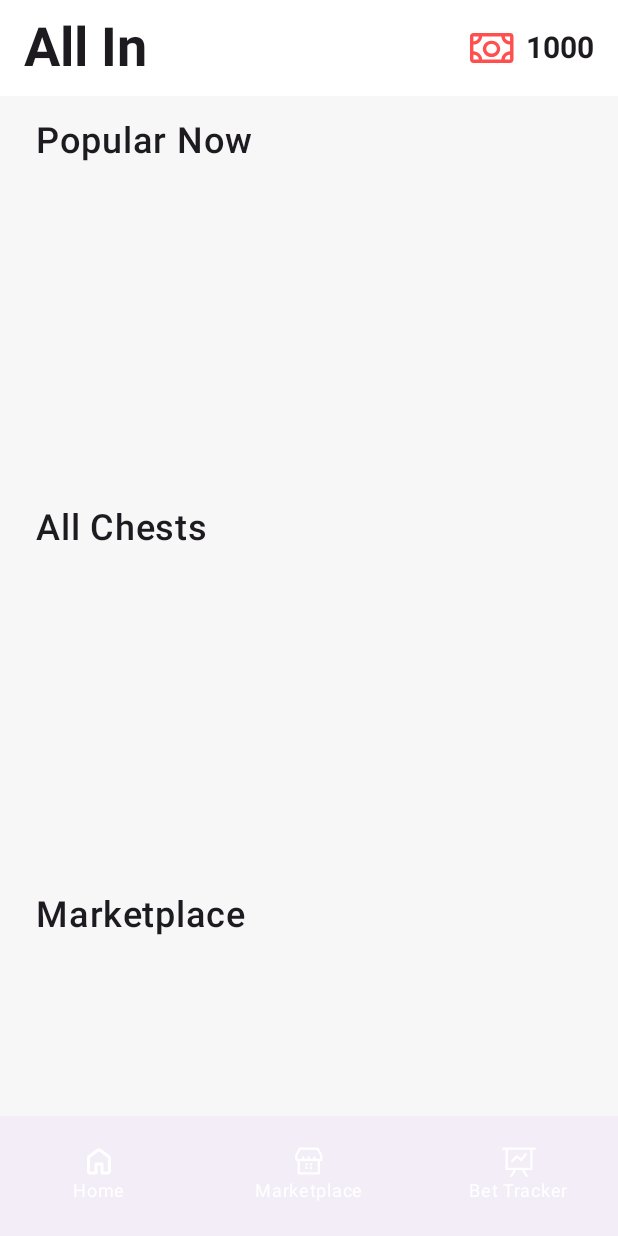
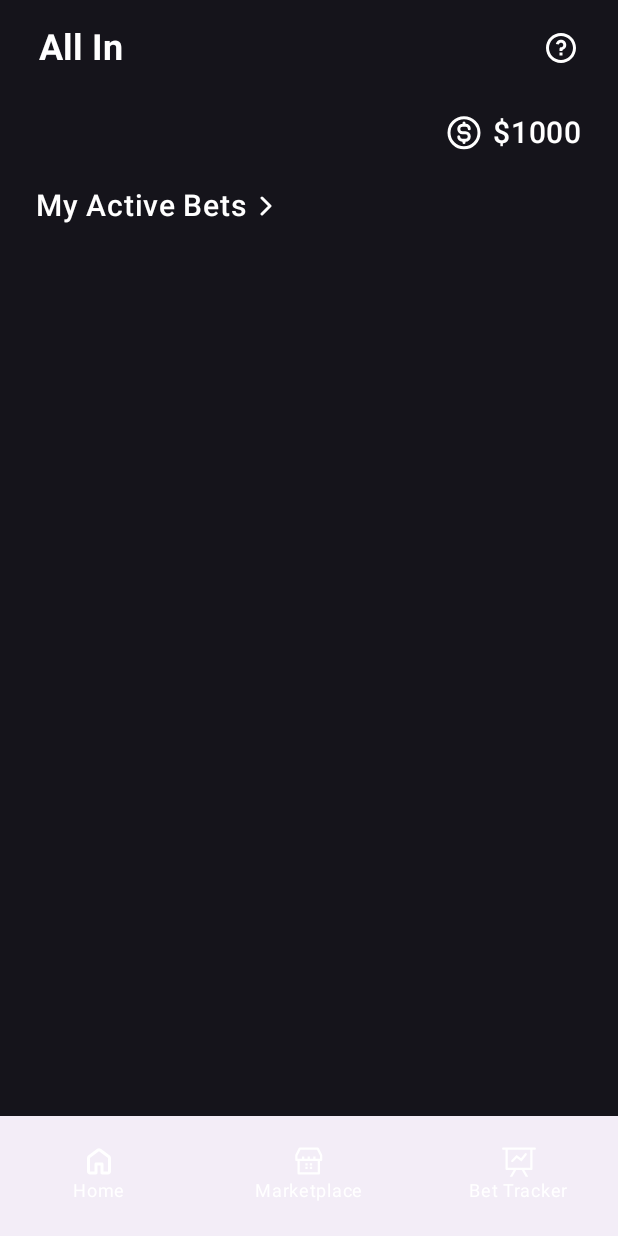
Before and after one commit to cuappdev/all-in-android, an Android app built with Jetpack Compose: the HomeScreen screen opened through its navigation route, on a phone screen of 412 x 824 dp. Run offline under Robolectric (Android 15) with nearby library versions, the phone set to English and light mode, and no system bars; our stand-ins replace Dagger/Hilt's generated code; network calls fail.

Commit message:
save work on home screen

```diff
--- a/app/src/main/java/com/appdev/all_in_android/ui/screens/HomeScreen.kt
+++ b/app/src/main/java/com/appdev/all_in_android/ui/screens/HomeScreen.kt
@@ -1,213 +1,192 @@
 package com.appdev.all_in_android.ui.screens
 
-import androidx.compose.foundation.background
+import androidx.compose.foundation.clickable
 import androidx.compose.foundation.layout.Arrangement
 import androidx.compose.foundation.layout.Column
-import androidx.compose.foundation.layout.PaddingValues
+import androidx.compose.foundation.layout.Row
 import androidx.compose.foundation.layout.fillMaxSize
 import androidx.compose.foundation.layout.fillMaxWidth
 import androidx.compose.foundation.layout.height
 import androidx.compose.foundation.layout.padding
-import androidx.compose.foundation.lazy.LazyRow
-import androidx.compose.foundation.lazy.items
-import androidx.compose.foundation.rememberScrollState
-import androidx.compose.foundation.verticalScroll
+import androidx.compose.foundation.layout.width
+import androidx.compose.material3.ExperimentalMaterial3Api
+import androidx.compose.material3.Icon
+import androidx.compose.material3.IconButton
 import androidx.compose.material3.Scaffold
 import androidx.compose.material3.Text
+import androidx.compose.material3.TopAppBar
+import androidx.compose.material3.TopAppBarDefaults
 import androidx.compose.runtime.Composable
+import androidx.compose.ui.Alignment
 import androidx.compose.ui.Modifier
 import androidx.compose.ui.graphics.Color
+import androidx.compose.ui.res.painterResource
 import androidx.compose.ui.text.font.FontWeight
 import androidx.compose.ui.tooling.preview.Preview
 import androidx.compose.ui.unit.dp
 import androidx.compose.ui.unit.sp
-import androidx.hilt.navigation.compose.hiltViewModel
 import com.appdev.all_in_android.R
-import com.appdev.all_in_android.data.models.Contract
-import com.appdev.all_in_android.ui.components.general.AllInTopBar
-import com.appdev.all_in_android.ui.components.general.PlayerCard
-import com.appdev.all_in_android.ui.viewmodel.MarketplaceViewModel
 
-data class PlayerChest(
-    val id: Int,
-    val name: String,
-    val price: Int,
-    val image: Int
+
+data class ActiveBet(
+    val title: String,
+    val date: String,
+    val sport: String,
+    val bettingLine: String,
+    val cost: Double,
+    val gain: Double,
+    val playerImageUrl: String = "",
 )
 
-data class RarityChest(
-    val id: Int,
-    val name: String,
-    val price: Int,
-    val rarity: String,
-)
+@OptIn(ExperimentalMaterial3Api::class)
+@Composable
+fun HomeScreen() {
+    //TODO: replace with viewmodel call
+    val playerMoney = 1000
+    val activeBets = listOf(
+        ActiveBet(
+            title = "Jake Shane v. Harvard",
+            date = "03/24",
+            sport = "Men's Hockey",
+            bettingLine = "Scores first goal of game",
+            cost = 20.00,
+            gain = 40.00
+        ),
+        ActiveBet(
+            title = "Jake Shane v. Harvard",
+            date = "03/24",
+            sport = "Men's Hockey",
+            bettingLine = "Scores first goal of game",
+            cost = 20.00,
+            gain = 40.00
+        ),
+        ActiveBet(
+            title = "Jake Shane v. Harvard",
+            date = "03/24",
+            sport = "Men's Hockey",
+            bettingLine = "Scores first goal of game",
+            cost = 20.00,
+            gain = 40.00
+        )
+    )
+    Scaffold(
+        topBar = {
+            HomeTopBar({})
+        },
+        containerColor = Color(0xFF15141B)
+    ) { innerPadding ->
+        Column(
+            verticalArrangement = Arrangement.spacedBy(24.dp),
+            modifier = Modifier
+                .fillMaxSize()
+                .padding(
+                    top = innerPadding.calculateTopPadding() + 12.dp,
+                    start = 24.dp,
+                    end = 24.dp,
+                )
+        ){
+            UserMoneyDisplay(playerMoney)
+            HeaderButton(title = "My Active Bets")
+
+        }
+
+    }
+
+}
 
 @Composable
-fun HomeScreen(
-    PlayerChests: List<PlayerChest> = emptyList(),
-    RarityChests: List<RarityChest> = emptyList(),
-    MarketContracts: List<Contract> = emptyList(),
-    marketplaceViewModel: MarketplaceViewModel = hiltViewModel()
-) {
-    val uiState = marketplaceViewModel.collectUiStateValue()
-
-    Scaffold(
-        topBar = { AllInTopBar(title = "All In", money = 1000) },
+private fun HeaderButton(
+    title: String,
+    onClick: () -> Unit = {}
+){
+    Row(
         modifier = Modifier
-            .fillMaxSize()
-            .background(Color.White)
-    ) { innerPadding ->
-        Column(
+            .fillMaxWidth()
+            .clickable(
+                onClick = onClick
+            ),
+        verticalAlignment = Alignment.CenterVertically,
+        horizontalArrangement = Arrangement.spacedBy(
+            8.dp,
+            Alignment.Start
+        )
+    ) {
+        Text(
+            text = title,
+            color = Color.White,
+            fontSize = 20.sp,
+            fontWeight = FontWeight.SemiBold
+        )
+        Icon(
+            painter = painterResource(id = R.drawable.ic_chevron_right),
+            contentDescription = "Chevron",
+            tint = Color.Unspecified,
             modifier = Modifier
-                .fillMaxSize()
-                .background(Color(0xFFF7F7F7))
-                .padding(
-                    top = innerPadding.calculateTopPadding() + 16.dp,
-                    start = 24.dp,
-//                    end = 24.dp
-                )
-                .verticalScroll(rememberScrollState()),
-            verticalArrangement = Arrangement.spacedBy(8.dp)
-
-        ) {
-            // Popular Now Section
-            SectionRow(
-                title = "Popular Now",
-                Cards = PlayerChests,
-            )
-            // All Chests
-            SectionRow(
-                title = "All Chests",
-                Cards = uiState.players//RarityChests,
-            )
-            // Marketplace
-            SectionRow(
-                title = "Marketplace",
-                Cards = MarketContracts,
-                height = 300)
-        }
+                .width(8.dp)
+                .height(16.dp)
+        )
     }
 }
 
 @Composable
-private fun <T> SectionRow(
-    title: String,
-    Cards: List<T> = emptyList(),
-    height: Int = 250
-) {
-    Column(
+private fun UserMoneyDisplay(playerMoney: Int) {
+    Row(
         modifier = Modifier
-            .fillMaxWidth()
-            .height(height.dp),
-        verticalArrangement = Arrangement.spacedBy(8.dp)
+            .fillMaxWidth(),
+        verticalAlignment = Alignment.CenterVertically,
+        horizontalArrangement = Arrangement.spacedBy(
+            7.dp,
+            Alignment.End
+        )
     ) {
+        Icon(
+            painter = painterResource(id = R.drawable.ic_dollar_circle),
+            contentDescription = "Money",
+            tint = Color.Unspecified,
+        )
         Text(
-            text = title,
-            fontSize = 24.sp,
+            text = "$$playerMoney",
+            color = Color.White,
+            fontSize = 20.sp,
             fontWeight = FontWeight.SemiBold
         )
-        LazyRow(
-            horizontalArrangement = Arrangement.spacedBy(16.dp),
-            contentPadding = PaddingValues(
-                end = 16.dp
-            )
-        ){
-            items(Cards) { card ->
-                when(card){
-//                    is PlayerChest -> {
-//                        PlayerChestCard(
-//                            id = card.id,
-//                            name = card.name,
-//                            price = card.price,
-//                            image = card.image
-//                        )
-//                    }
-//                    is RarityChest -> {
-//                        RarityChestCard(
-//                            id = card.id,
-//                            name = card.name,
-//                            price = card.price,
-//                            rarity = card.rarity
-//                        )
-//                    }
-                    is Contract -> {
-
-                    }
-                }
-            }
-        }
 
     }
+}
+
+@Composable
+@OptIn(ExperimentalMaterial3Api::class)
+private fun HomeTopBar(
+    onClickFaq: () -> Unit = {},
+) {
+    TopAppBar(
+        title = {
+            Text(
+                text = "All In",
+                color = Color.White,
+                fontSize = 24.sp,
+                fontWeight = FontWeight.Bold
+            )
+        },
+        colors = TopAppBarDefaults.topAppBarColors(
+            containerColor = Color(0xFF15141B),
+        ),
+        actions = {
+            IconButton(onClick = onClickFaq) {
+                Icon(
+                    painter = painterResource(id = R.drawable.ic_question_circle),
+                    contentDescription = "FAQ",
+                    tint = Color.Unspecified
+                )
+            }
+        },
+        modifier = Modifier.padding(horizontal = 10.dp)
+    )
 }
 
 
 @Preview(showBackground = true)
 @Composable
-fun DefaultPreview() {
-    val contracts = listOf<Contract>(
-        Contract(
-            "1",
-            "John Doe",
-            R.drawable.player_photo,
-            "VS 04/26",
-            4,
-            "FGA",
-            1000,
-            2000
-        ),
-        Contract(
-            "2",
-            "Jane Doe",
-            R.drawable.player_photo,
-            "VS 04/26",
-            4,
-            "FGA",
-            1000,
-            2000
-        ),
-        Contract(
-            "3",
-            "John Doe",
-            R.drawable.player_photo,
-            "VS 04/26",
-            4,
-            "FGA",
-            1000,
-            2000
-        ),
-        Contract(
-            "4",
-            "Jane Doe",
-            R.drawable.player_photo,
-            "VS 04/26",
-            4,
-            "FGA",
-            1000,
-            2000
-        ),
-        Contract(
-            "5",
-            "John Doe",
-            R.drawable.player_photo,
-            "VS 04/26",
-            4,
-            "FGA",
-            1000,
-            2000
-        ),
-        Contract(
-            "6",
-            "Jane Doe",
-            R.drawable.player_photo,
-            "VS 04/26",
-            4,
-            "FGA",
-            1000,
-            2000
-        ),
-
-        )
-    HomeScreen(
-        MarketContracts = contracts
-    )
+private fun HomeScreenPreview() {
+    HomeScreen()
 }
--- /dev/null
+++ b/app/src/main/res/drawable/ic_chevron_right.xml
@@ -0,0 +1,13 @@
+<vector xmlns:android="http://schemas.android.com/apk/res/android"
+    android:width="6dp"
+    android:height="10dp"
+    android:viewportWidth="6"
+    android:viewportHeight="10">
+  <path
+      android:pathData="M1,9L5,5L1,1"
+      android:strokeLineJoin="round"
+      android:strokeWidth="1.5"
+      android:fillColor="#00000000"
+      android:strokeColor="#ffffff"
+      android:strokeLineCap="round"/>
+</vector>
--- /dev/null
+++ b/app/src/main/res/drawable/ic_dollar_circle.xml
@@ -0,0 +1,13 @@
+<vector xmlns:android="http://schemas.android.com/apk/res/android"
+    android:width="24dp"
+    android:height="25dp"
+    android:viewportWidth="24"
+    android:viewportHeight="25">
+  <path
+      android:pathData="M8.5,15.167C8.5,16.455 9.545,17.5 10.833,17.5H13C14.381,17.5 15.5,16.381 15.5,15C15.5,13.619 14.381,12.5 13,12.5H11C9.619,12.5 8.5,11.381 8.5,10C8.5,8.619 9.619,7.5 11,7.5H13.167C14.455,7.5 15.5,8.545 15.5,9.833M12,6V7.5M12,17.5V19M22,12.5C22,18.023 17.523,22.5 12,22.5C6.477,22.5 2,18.023 2,12.5C2,6.977 6.477,2.5 12,2.5C17.523,2.5 22,6.977 22,12.5Z"
+      android:strokeLineJoin="round"
+      android:strokeWidth="2"
+      android:fillColor="#00000000"
+      android:strokeColor="#ffffff"
+      android:strokeLineCap="round"/>
+</vector>
--- /dev/null
+++ b/app/src/main/res/drawable/ic_question_circle.xml
@@ -0,0 +1,9 @@
+<vector xmlns:android="http://schemas.android.com/apk/res/android"
+    android:width="24dp"
+    android:height="24dp"
+    android:viewportWidth="24"
+    android:viewportHeight="24">
+  <path
+      android:pathData="M12,22C6.477,22 2,17.523 2,12C2,6.477 6.477,2 12,2C17.523,2 22,6.477 22,12C22,17.523 17.523,22 12,22ZM12,20C14.122,20 16.157,19.157 17.657,17.657C19.157,16.157 20,14.122 20,12C20,9.878 19.157,7.843 17.657,6.343C16.157,4.843 14.122,4 12,4C9.878,4 7.843,4.843 6.343,6.343C4.843,7.843 4,9.878 4,12C4,14.122 4.843,16.157 6.343,17.657C7.843,19.157 9.878,20 12,20ZM11,15H13V17H11V15ZM13,13.355V14H11V12.5C11,12.235 11.105,11.98 11.293,11.793C11.48,11.605 11.735,11.5 12,11.5C12.284,11.5 12.562,11.419 12.802,11.267C13.042,11.115 13.234,10.898 13.356,10.642C13.477,10.385 13.523,10.099 13.489,9.817C13.454,9.535 13.34,9.269 13.16,9.049C12.98,8.829 12.741,8.665 12.471,8.576C12.201,8.487 11.912,8.476 11.636,8.545C11.361,8.614 11.11,8.759 10.914,8.965C10.718,9.17 10.585,9.427 10.529,9.706L8.567,9.313C8.689,8.705 8.97,8.14 9.381,7.677C9.792,7.213 10.319,6.867 10.909,6.673C11.498,6.48 12.127,6.447 12.734,6.577C13.34,6.707 13.901,6.995 14.359,7.413C14.817,7.831 15.156,8.362 15.341,8.954C15.526,9.546 15.551,10.176 15.413,10.78C15.275,11.385 14.979,11.941 14.554,12.394C14.131,12.846 13.594,13.178 13,13.355Z"
+      android:fillColor="#ffffff"/>
+</vector>
```
Also changed, not shown: app/src/main/java/com/appdev/all_in_android/ui/components/general/BetCard.kt (+2 -6 lines).
